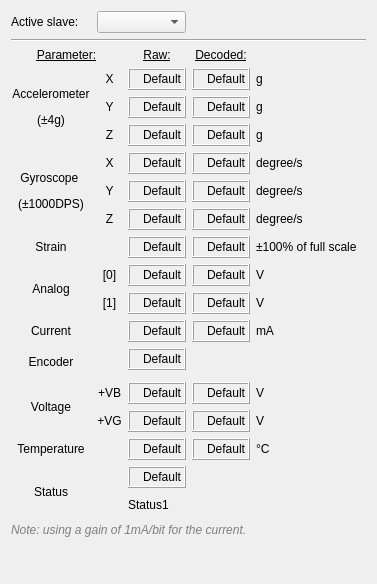
The window that ui/w_execute.ui (JFDuval/flexsea-plan) describes before a commit, drawn with Qt 5.
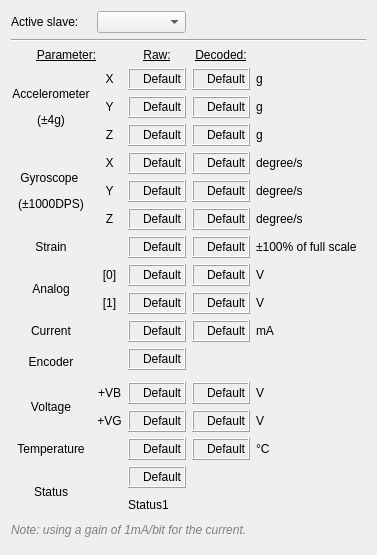
The same window after the commit.

```diff
--- a/ui/w_execute.ui
+++ b/ui/w_execute.ui
@@ -7,7 +7,7 @@
     <x>0</x>
     <y>0</y>
     <width>377</width>
-    <height>584</height>
+    <height>555</height>
    </rect>
   </property>
   <property name="sizePolicy">
```
